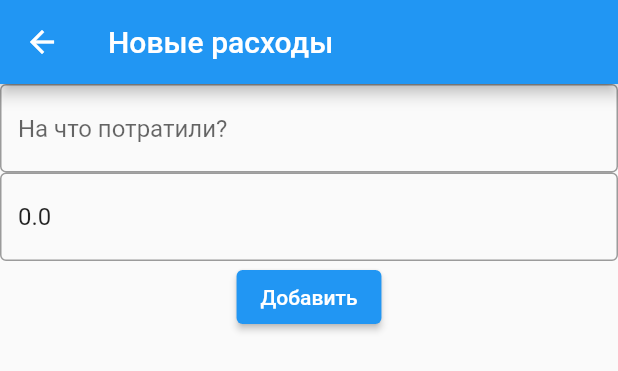
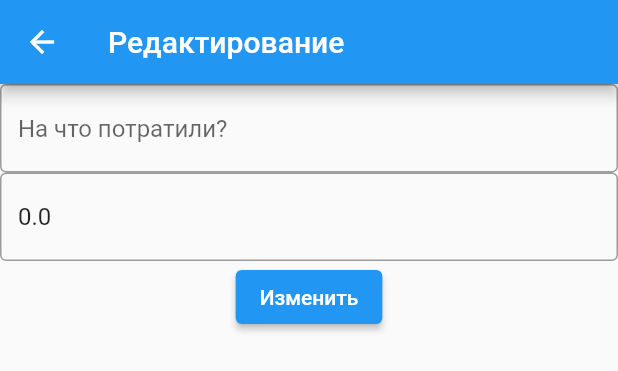
Before and after one commit to tonichoff/ExpenseTracker, a Flutter app: the ExpenseWidget widget shown alone on an empty page, opened directly with empty values, after a tap on "Изменить", on a phone screen of 412 x 824 dp. Shown: the top 371 px of the screen. Run offline on Flutter 3.47's test engine with Material 2 defaults, Android fonts, the phone set to English and light mode, and no system bars; our stand-ins replace sqflite; accounts and stored records are empty.

Commit message:
Fix bugs

```diff
--- a/lib/ExpenseWidget.dart
+++ b/lib/ExpenseWidget.dart
@@ -21,7 +21,17 @@ class ExpenseWidget extends StatelessWidget {
             ListTile(
               leading: Icon(Icons.attach_money),
               title: Text(_expense.description),
-              subtitle: Text(DateFormat("dd-MM-yyyy HH:mm").format(_expense.date)),
+            ),
+            Column(
+              crossAxisAlignment: CrossAxisAlignment.stretch,
+              mainAxisSize: MainAxisSize.min,
+              mainAxisAlignment: MainAxisAlignment.start,
+              children: <Widget>[
+                Text("Дата и время: ${DateFormat("dd-MM-yyyy HH:mm").format(_expense.date)}"),
+                const SizedBox(width: 8, height: 8,),
+                Text("Стоимость: ${_expense.price}"),
+              ],
+
             ),
             Row(
               mainAxisAlignment: MainAxisAlignment.end,
--- a/lib/UpdateExpenseDialog.dart
+++ b/lib/UpdateExpenseDialog.dart
@@ -26,7 +26,7 @@ class UpdateExpenseDialogState extends State<UpdateExpenseDialog> {
   Widget build(BuildContext context) {
     return Scaffold(
       appBar: AppBar(
-        title: Text("Новые расходы"),
+        title: Text("Редактирование"),
       ),
       body: Form(
         key: _formKey,
@@ -79,7 +79,7 @@ class UpdateExpenseDialogState extends State<UpdateExpenseDialog> {
                         );
                       }
                     },
-                    child: Text('Добавить'),
+                    child: Text('Изменить'),
                   ),
                 )]
           ),
--- a/lib/main.dart
+++ b/lib/main.dart
@@ -33,11 +33,12 @@ class MainPage extends StatefulWidget {
 class _MainPageState extends State<MainPage> {
   @override
   Widget build(BuildContext context) {
+    var list = ExpenseListWidget();
     return Scaffold(
         appBar: AppBar(
           title: const Text('Главная страница'),
         ),
-        body: ExpenseListWidget(),
+        body: list,
       floatingActionButton: FloatingActionButton(
         onPressed: () {
           Navigator.push(
@@ -45,7 +46,7 @@ class _MainPageState extends State<MainPage> {
               MaterialPageRoute(builder: (context) {
                 return AddExpenseDialog();
               })
-          ).then((value) => setState(() {}));
+          ).then((value) => setState(() {})).then((value) => list.update());
         },
         child: Icon(Icons.add),
       ),
```
Also changed, not shown: lib/ExpenseListWidget.dart (+12 -4 lines).
